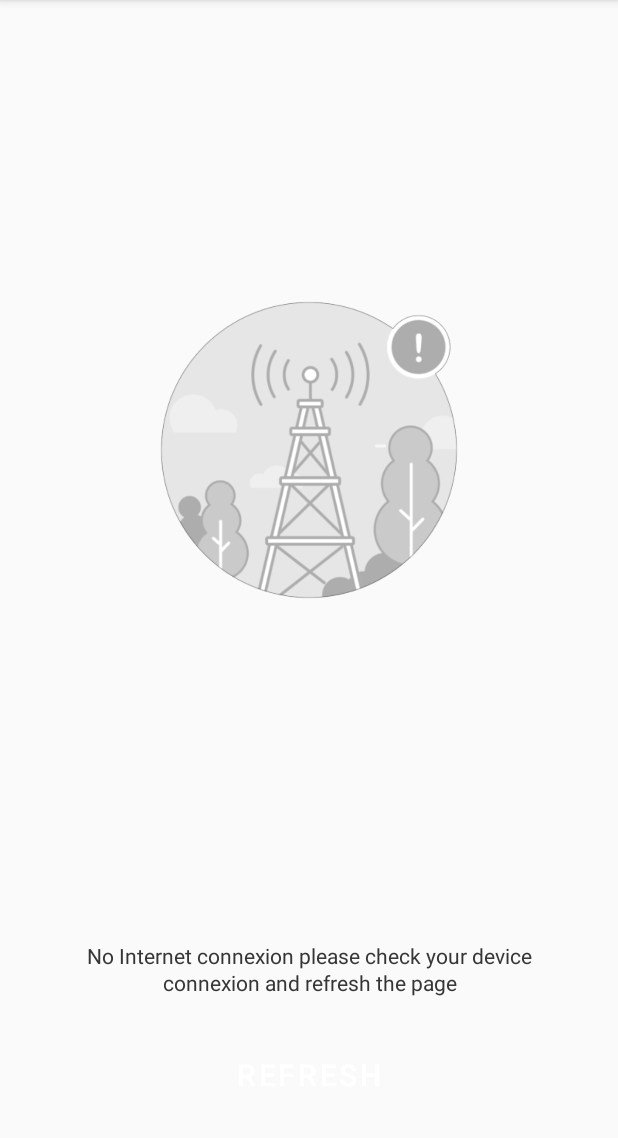
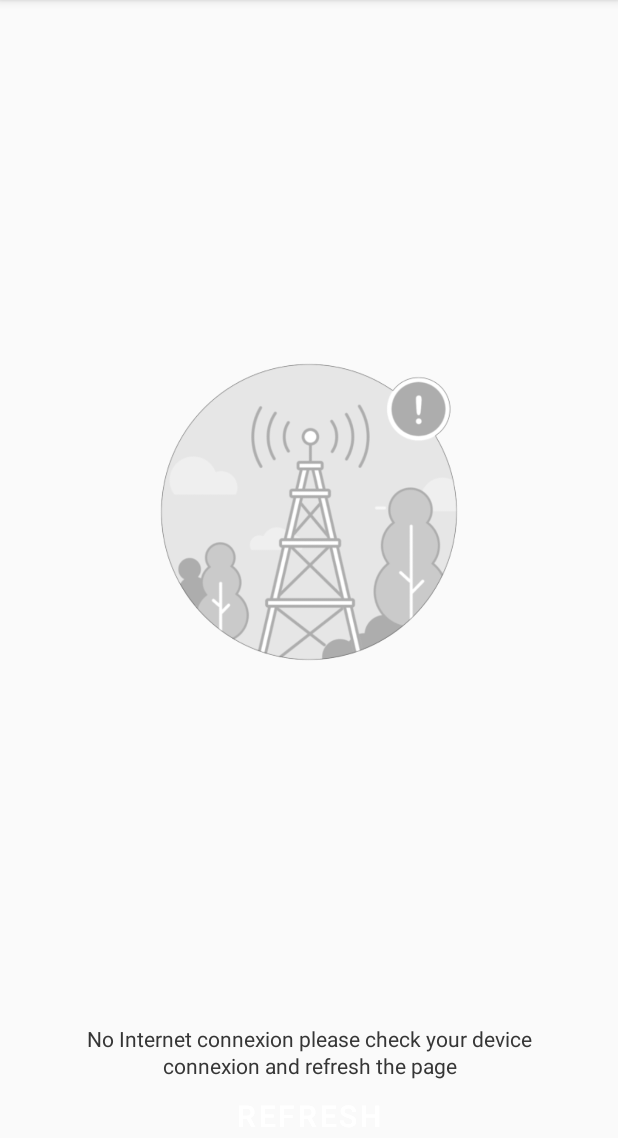
Before and after one commit to rcamille97/FlightInfo, an Android app: the NoConnexionActivity screen opened directly, with no data from a screen before it, on a phone screen of 412 x 824 dp, the part 84-1222 px from its top. Run offline under Robolectric (Android 15) with nearby library versions, the phone set to English and light mode, and no system bars.

Commit message:
general improvement, screen 4bis started not finished

```diff
--- a/app/src/main/java/corse/univ/myapplication/Activities/NoConnexionActivity.java
+++ b/app/src/main/java/corse/univ/myapplication/Activities/NoConnexionActivity.java
@@ -35,10 +35,6 @@ public class NoConnexionActivity extends AppCompatActivity {
     @Override
     public void onBackPressed(){
         if(Utils.Companion.isNetworkAvailable(this)){
-            super.onBackPressed();
-        }else{
-            finish();
-        }
-
+            super.onBackPressed();}
     }
 }
--- a/app/src/main/java/corse/univ/myapplication/ui/mapLiveTrack/MapLiveTrackViewModel.java
+++ b/app/src/main/java/corse/univ/myapplication/ui/mapLiveTrack/MapLiveTrackViewModel.java
@@ -110,6 +110,8 @@ public class MapLiveTrackViewModel extends AndroidViewModel {
         requestQueue.add(stringRequest);
     }
 
+
+    //Tried to start 4bis part but too late, sorry
     public void loadAircraftHistory(String icao){
 
         //On obtient la date du jour pour la requête
@@ -158,13 +160,10 @@ public class MapLiveTrackViewModel extends AndroidViewModel {
 
 
     private JsonObject getPathRequestJson(String jsonString)
-
     {
         JsonParser parser = new JsonParser();
         JsonElement jsonElement = parser.parse(jsonString);
         return jsonElement.getAsJsonObject();
     }
-    //Url for live tracking: https://opensky-network.org/api/states/aircraft?icao24=3c675a&begin=1517184000&end=1517270400
-    //For specific plane aircraft?icao24=3c675a&begin=1517184000&end=1517270400"
 
 }
--- a/app/src/main/java/corse/univ/myapplication/ui/noConnexion/NoConnexionFragment.java
+++ b/app/src/main/java/corse/univ/myapplication/ui/noConnexion/NoConnexionFragment.java
@@ -42,5 +42,4 @@ public class NoConnexionFragment extends Fragment {
     }
 
 
-
 }
--- a/app/src/main/res/layout/no_internet.xml
+++ b/app/src/main/res/layout/no_internet.xml
@@ -9,12 +9,13 @@
 
     <androidx.appcompat.widget.AppCompatImageView
         android:id="@+id/noInternet"
-        android:layout_width="wrap_content"
-        android:layout_height="wrap_content"
-        app:srcCompat="@drawable/nointernet"
+        android:layout_width="0dp"
+        android:layout_height="0dp"
+        app:layout_constraintBottom_toTopOf="@id/noInternetTV"
         app:layout_constraintEnd_toEndOf="parent"
+        app:layout_constraintStart_toStartOf="parent"
         app:layout_constraintTop_toTopOf="parent"
-        />
+        app:srcCompat="@drawable/nointernet" />
 
     <TextView
         android:id="@+id/noInternetTV"
@@ -23,6 +24,7 @@
         android:lineSpacingExtra="2sp"
         android:text="No Internet connexion please check your device connexion and refresh the page"
         android:textAlignment="center"
+
         app:layout_constraintBottom_toTopOf="@id/refreshButton"
         app:layout_constraintEnd_toEndOf="parent"
         app:layout_constraintStart_toStartOf="parent"
```
Also changed, not shown: app/src/main/java/corse/univ/myapplication/ui/flightlist/FlightListAdapter.java (+15 -3 lines), app/src/main/java/corse/univ/myapplication/ui/mapFlightHistory/MapFlightFragment.java (+13 -5 lines), app/src/main/res/layout/flight_item.xml (+5 -5 lines), app/src/main/res/values/colors.xml (+4 -4 lines).
